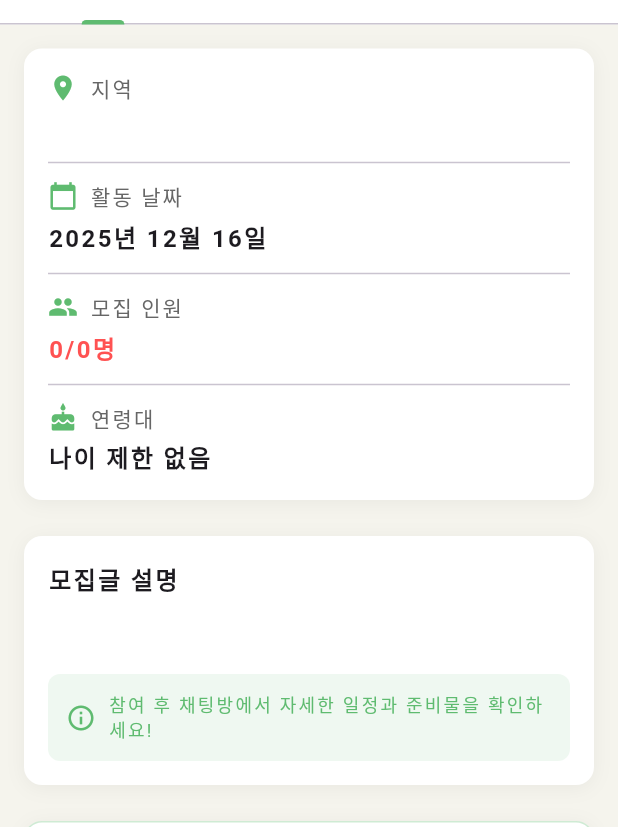
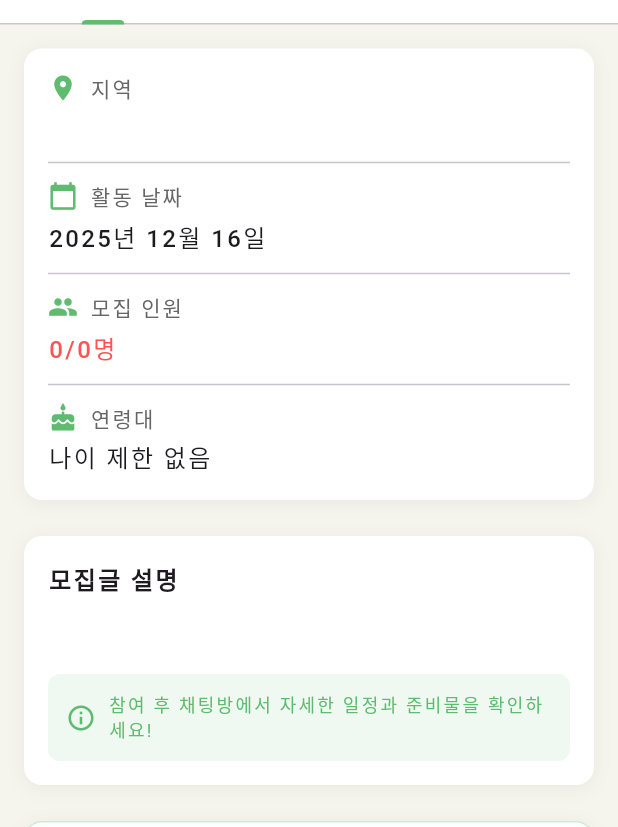
Before and after one commit to TA-ZeroRo/frontend, a Flutter app: the RecruitingDetailScreen screen opened directly with empty values, on a phone screen of 412 x 824 dp. Shown: the part 409-1236 px from the top of the screen. Run offline on Flutter 3.47's test engine with Material 3 defaults, Android fonts, the phone set to English and light mode, and no system bars; drawn by our look-alikes of toastification; our stand-ins replace dio, firebase_core, firebase_messaging, flutter_dotenv, flutter_local_notifications, flutter_map and 19 more; missing offline and left inert: flutter_3d_controller; accounts and stored records are empty; network calls fail; Roboto replaces fonts that are missing (Jua).

Commit message:
STYLE: 폰트 굵기 조정 및 캠페인 미션 UI 개선

```diff
--- a/lib/presentation/screens/main/pages/profile/components/weekly_report_card.dart
+++ b/lib/presentation/screens/main/pages/profile/components/weekly_report_card.dart
@@ -184,7 +184,8 @@ class WeeklyReportContent extends StatelessWidget {
               '월간 환경 활동',
               style: AppTextStyle.headlineMedium.copyWith(
                 color: AppColors.textPrimary,
-                fontWeight: FontWeight.bold,
+                fontSize: 24,
+                fontWeight: FontWeight.w500,
               ),
             ),
           ],
@@ -314,7 +315,7 @@ class WeeklyReportContent extends StatelessWidget {
             value,
             style: AppTextStyle.headlineSmall.copyWith(
               color: AppColors.textPrimary,
-              fontWeight: FontWeight.bold,
+              fontWeight: FontWeight.w500,
             ),
           ),
           const SizedBox(height: 4),
--- a/lib/presentation/screens/main/pages/recruiting/components/recruiting_info_tab.dart
+++ b/lib/presentation/screens/main/pages/recruiting/components/recruiting_info_tab.dart
@@ -371,7 +371,7 @@ class RecruitingInfoTab extends ConsumerWidget {
           Text(
             '${post.region} ${post.city}',
             style: AppTextStyle.bodyLarge.copyWith(
-              fontWeight: FontWeight.w600,
+              fontWeight: FontWeight.w500,
             ),
           ),
           const Divider(height: 24),
@@ -391,7 +391,7 @@ class RecruitingInfoTab extends ConsumerWidget {
           Text(
             DateFormat('yyyy년 M월 d일').format(post.startDate),
             style: AppTextStyle.bodyLarge.copyWith(
-              fontWeight: FontWeight.w600,
+              fontWeight: FontWeight.w500,
             ),
           ),
           const Divider(height: 24),
@@ -411,7 +411,7 @@ class RecruitingInfoTab extends ConsumerWidget {
           Text(
             '${post.currentMembers}/${post.capacity}명',
             style: AppTextStyle.bodyLarge.copyWith(
-              fontWeight: FontWeight.w600,
+              fontWeight: FontWeight.w500,
               color: post.currentMembers >= post.capacity
                   ? AppColors.error
                   : AppColors.primary,
@@ -436,7 +436,7 @@ class RecruitingInfoTab extends ConsumerWidget {
                 ? '나이 제한 없음'
                 : '${post.minAge}세 ~ ${post.maxAge}세',
             style: AppTextStyle.bodyLarge.copyWith(
-              fontWeight: FontWeight.w600,
+              fontWeight: FontWeight.w500,
             ),
           ),
         ],
@@ -562,7 +562,7 @@ class RecruitingInfoTab extends ConsumerWidget {
               '리크루팅 참여하기',
               style: AppTextStyle.bodyLarge.copyWith(
                 color: Colors.white,
-                fontWeight: FontWeight.bold,
+                fontWeight: FontWeight.w200,
               ),
             ),
           ],
--- a/lib/presentation/screens/main/pages/recruiting/recruiting_detail_screen.dart
+++ b/lib/presentation/screens/main/pages/recruiting/recruiting_detail_screen.dart
@@ -164,7 +164,7 @@ class _RecruitingDetailScreenState
                     style: const TextStyle(
                       color: Colors.white,
                       fontSize: 12,
-                      fontWeight: FontWeight.bold,
+                      fontWeight: FontWeight.w200,
                     ),
                   ),
                 ),
@@ -175,7 +175,7 @@ class _RecruitingDetailScreenState
                   style: const TextStyle(
                     color: Colors.white,
                     fontSize: 20,
-                    fontWeight: FontWeight.bold,
+                    fontWeight: FontWeight.w200,
                     shadows: [
                       Shadow(
                         offset: Offset(0, 1),
```
Also changed, not shown: lib/presentation/screens/main/pages/activity/components/campaign_mission_section.dart (+74 -44 lines).
